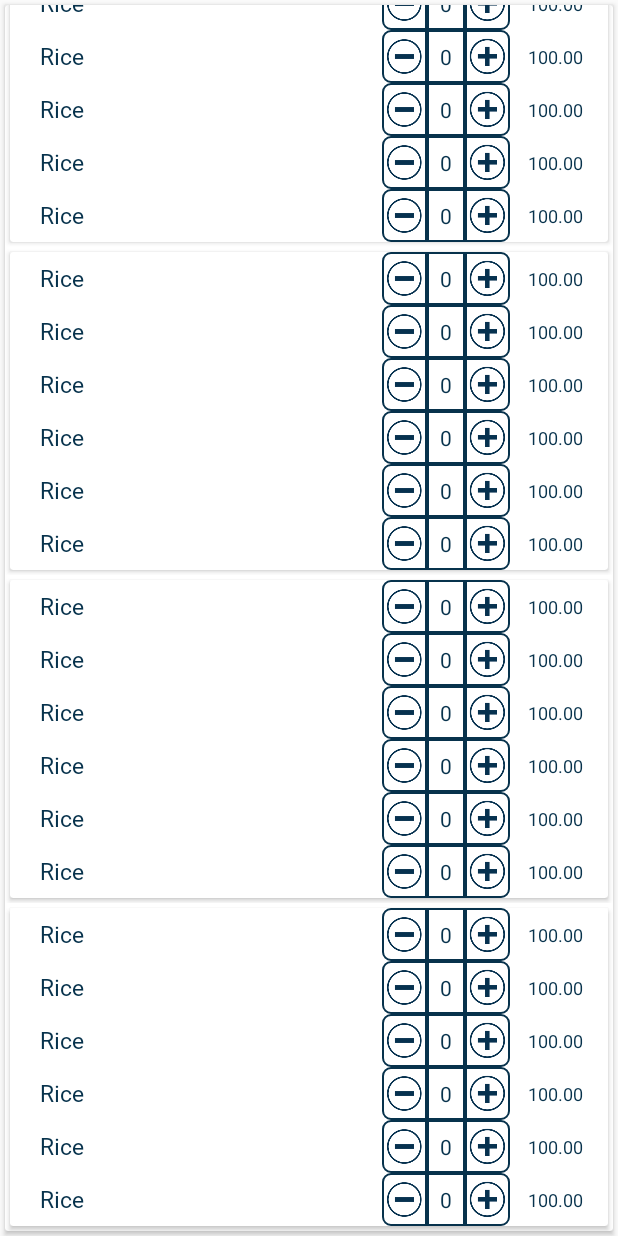
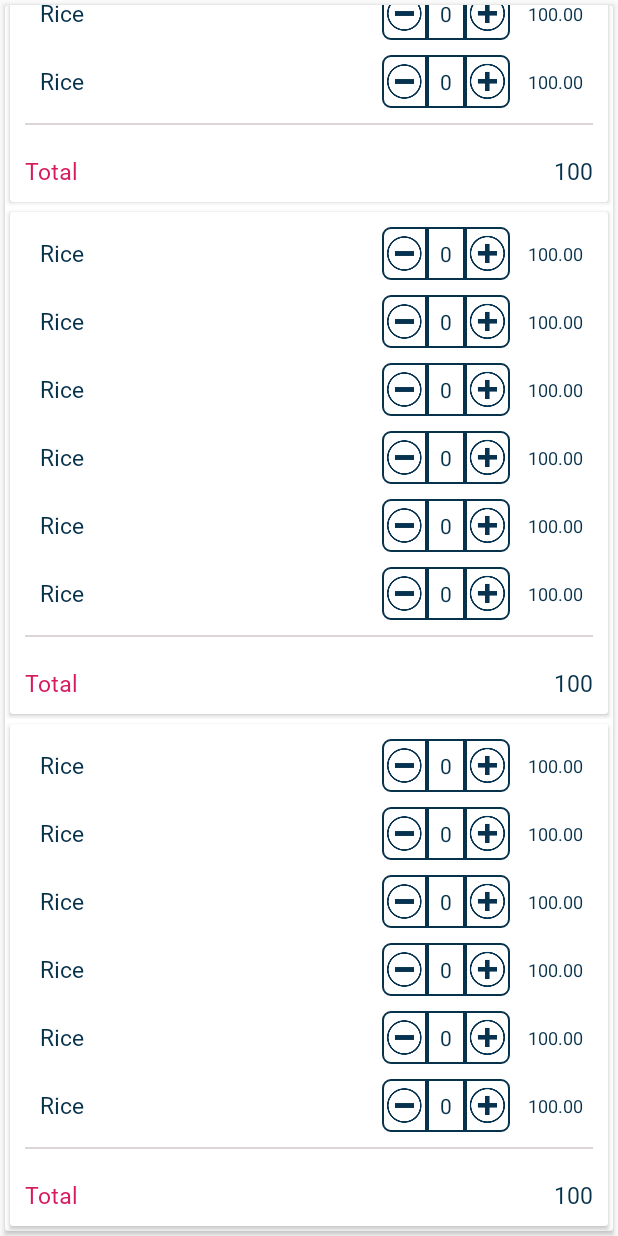
Before and after one commit to akkisettynarasimha/Dabagalli, an Android app: the screen it shows after launch (MainActivity), on a phone screen of 412 x 824 dp. Run offline under Robolectric (Android 15) with nearby library versions, the phone set to English and light mode, and no system bars; pictures from the network do not load.

Commit message:
design changes

```diff
--- a/app/src/main/res/drawable/editshape.xml
+++ b/app/src/main/res/drawable/editshape.xml
@@ -3,14 +3,10 @@
     android:shape="rectangle" android:padding="10dp">
     <gradient
         android:angle="90"
-        android:centerColor="@color/yellwcolor"
-        android:endColor="@color/yellwcolor"
-        android:startColor="@color/yellwcolor"
+        android:centerColor="#B9B4B4"
+        android:endColor="#B9B4B4"
+        android:startColor="#B9B4B4"
         android:type="linear" />
-    <corners
-        android:bottomRightRadius="12dp"
-        android:bottomLeftRadius="12dp"
-        android:topLeftRadius="12dp"
-        android:topRightRadius="12dp"/>
-    <stroke android:width="1dp" android:color="@color/yellwcolor" />
+
+    <stroke android:width="1dp" android:color="#B9B4B4" />
 </shape>
--- a/app/src/main/res/layout/list_item.xml
+++ b/app/src/main/res/layout/list_item.xml
@@ -7,17 +7,56 @@
 
     <android.support.v7.widget.CardView
         android:layout_width="match_parent"
-        android:layout_height="match_parent"
+        android:layout_height="wrap_content"
         android:background="@color/colorAccent"
         android:layout_margin="3dp">
+        <LinearLayout
+            android:orientation="vertical"
+            android:layout_width="match_parent"
+            android:layout_height="wrap_content">
 
-
-    <android.support.v7.widget.RecyclerView
+            <android.support.v7.widget.RecyclerView
         android:id="@+id/recycler_view_list"
         android:layout_width="match_parent"
-        android:layout_height="match_parent"
-        android:layout_gravity="center_vertical"
-        />
+        android:layout_height="wrap_content"
+        android:layout_gravity="center_vertical"/>
+            <View
+                android:layout_marginRight="10dp"
+                android:layout_marginLeft="10dp"
+                android:layout_marginTop="10dp"
+                android:background="#DAD6D6"
+                android:layout_width="match_parent"
+                android:layout_height="1dp"/>
+        <LinearLayout
+            android:layout_marginTop="10dp"
+            android:orientation="horizontal"
+            android:layout_width="match_parent"
+            android:layout_height="wrap_content">
+            <TextView
+                android:textColor="@color/colorAccent"
+                android:fontFamily="@font/one"
+                android:textSize="15dp"
+                android:layout_margin="10dp"
+                android:layout_width="wrap_content"
+                android:layout_height="wrap_content"
+                android:text="Total"/>
+          <RelativeLayout
+              android:layout_width="wrap_content"
+              android:layout_height="wrap_content">
 
+              <TextView
+                  android:layout_alignParentRight="true"
+                 android:gravity="center"
+                  android:textColor="@color/blue"
+                  android:fontFamily="@font/one"
+                  android:textSize="15dp"
+                  android:layout_margin="10dp"
+                  android:text="100"
+                  android:layout_width="wrap_content"
+                  android:layout_height="wrap_content"/>
+
+          </RelativeLayout>
+        </LinearLayout>
+        </LinearLayout>
     </android.support.v7.widget.CardView>
 </LinearLayout>
--- a/app/src/main/res/layout/list_single_card.xml
+++ b/app/src/main/res/layout/list_single_card.xml
@@ -6,6 +6,7 @@
     android:orientation="vertical"
     android:layout_marginTop="5dp">
     <LinearLayout
+        android:layout_marginTop="10dp"
         android:layout_width="match_parent"
         android:layout_height="match_parent">
         <LinearLayout
--- a/app/src/main/res/layout/tollbar.xml
+++ b/app/src/main/res/layout/tollbar.xml
@@ -22,7 +22,6 @@
                 android:layout_height="match_parent">
 
                 <ImageView
-
                     android:layout_toLeftOf="@+id/cart"
                     android:layout_margin="5dp"
                     android:layout_width="32dp"
```
